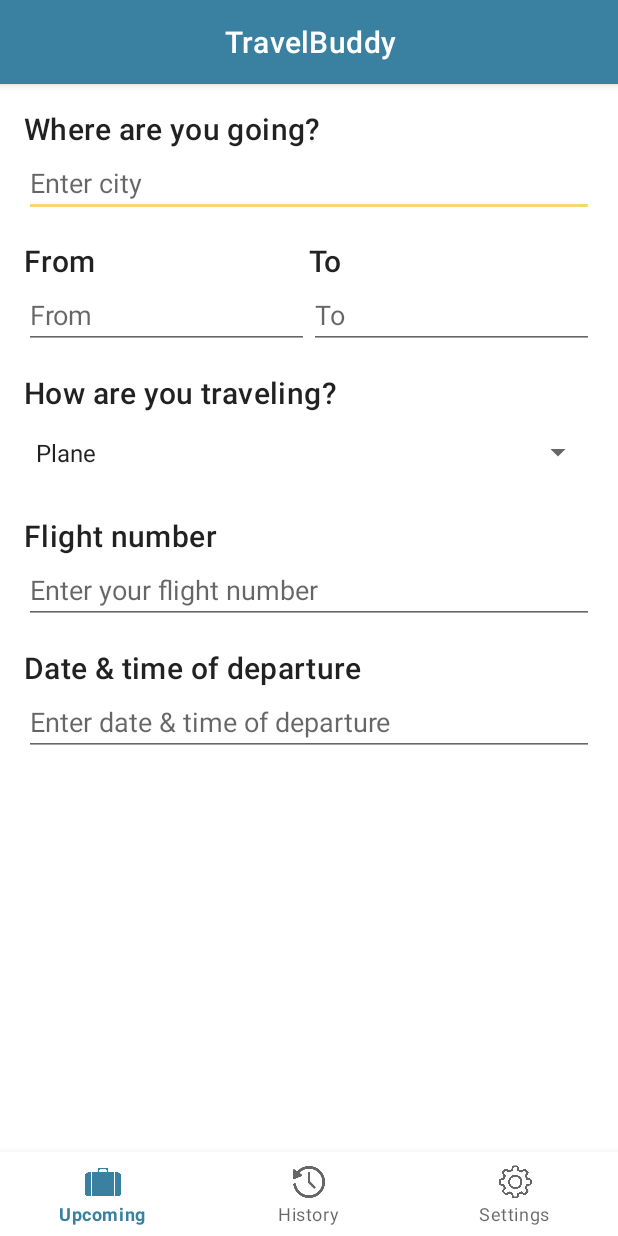
After one commit to florgiorgi/PAM, an Android app: the layout activity_new_trip.xml on its own in the app's theme, with its tools: preview values and no code run, on a phone screen of 412 x 824 dp. The commit adds this screen. Run offline under Robolectric (Android 15) with nearby library versions, the phone set to English and light mode, and no system bars.

Commit message:
create new trip activity first approach

```diff
--- /dev/null
+++ b/app/src/main/res/layout/activity_new_trip.xml
@@ -0,0 +1,179 @@
+<?xml version="1.0" encoding="utf-8"?>
+<RelativeLayout xmlns:android="http://schemas.android.com/apk/res/android"
+    xmlns:app="http://schemas.android.com/apk/res-auto"
+    xmlns:tools="http://schemas.android.com/tools"
+    android:layout_width="match_parent"
+    android:layout_height="match_parent"
+    android:orientation="vertical"
+    tools:context=".MainActivity">
+
+    <androidx.coordinatorlayout.widget.CoordinatorLayout
+        android:layout_width="match_parent"
+        android:layout_height="match_parent">
+
+        <com.google.android.material.appbar.AppBarLayout
+            android:layout_width="match_parent"
+            android:layout_height="wrap_content">
+
+            <com.google.android.material.appbar.MaterialToolbar
+                android:id="@+id/topAppBar"
+                style="@style/Widget.MaterialComponents.Toolbar.Primary"
+                android:layout_width="match_parent"
+                android:layout_height="?attr/actionBarSize"
+                app:titleMarginStart="150dp"
+                app:title="@string/app_name" />
+
+        </com.google.android.material.appbar.AppBarLayout>
+
+        <!-- Note: A RecyclerView can also be used -->
+        <androidx.core.widget.NestedScrollView
+            android:layout_width="match_parent"
+            android:layout_height="match_parent"
+            app:layout_behavior="@string/appbar_scrolling_view_behavior">
+
+            <LinearLayout
+                android:layout_width="match_parent"
+                android:layout_height="wrap_content"
+                android:orientation="vertical"
+                android:padding="16dp">
+
+
+                <TextView
+                    android:id="@+id/where_are_you_going"
+                    android:layout_width="match_parent"
+                    android:layout_height="wrap_content"
+                    android:text="@string/where_are_you_going"
+                    android:textAppearance="?attr/textAppearanceHeadline6" />
+
+                <EditText
+                    android:id="@+id/where_are_you_going_input"
+                    android:layout_width="match_parent"
+                    android:layout_height="wrap_content"
+                    android:ems="10"
+                    android:inputType="text"
+                    android:importantForAutofill="no"
+                    android:hint="@string/where_are_you_going_hint"/>
+
+                <LinearLayout
+                    android:layout_width="match_parent"
+                    android:layout_height="match_parent"
+                    android:orientation="horizontal"
+                    android:baselineAligned="false">
+
+                    <LinearLayout
+                        android:layout_width="match_parent"
+                        android:layout_height="match_parent"
+                        android:orientation="vertical"
+                        android:layout_weight="0.5">
+
+                        <TextView
+                            android:id="@+id/from"
+                            android:layout_width="match_parent"
+                            android:layout_height="wrap_content"
+                            android:text="@string/from"
+                            android:paddingTop="15dp"
+                            android:textAppearance="?attr/textAppearanceHeadline6" />
+
+                        <EditText
+                            android:id="@+id/from_input"
+                            android:layout_width="match_parent"
+                            android:layout_height="wrap_content"
+                            android:ems="10"
+                            android:inputType="date"
+                            android:importantForAutofill="no"
+                            android:hint="@string/from_hint"/>
+
+
+                    </LinearLayout>
+
+                    <LinearLayout
+                        android:layout_width="match_parent"
+                        android:layout_height="match_parent"
+                        android:orientation="vertical"
+                        android:layout_weight="0.5">
+
+                        <TextView
+                            android:id="@+id/to"
+                            android:layout_width="match_parent"
+                            android:layout_height="wrap_content"
+                            android:text="@string/to"
+                            android:paddingTop="15dp"
+                            android:textAppearance="?attr/textAppearanceHeadline6" />
+
+                        <EditText
+                            android:id="@+id/to_input"
+                            android:layout_width="match_parent"
+                            android:layout_height="wrap_content"
+                            android:ems="10"
+                            android:inputType="date"
+                            android:importantForAutofill="no"
+                            android:hint="@string/to_hint"/>
+                    </LinearLayout>
+
+                </LinearLayout>
+
+                <TextView
+                    android:id="@+id/how_are_you_traveling"
+                    android:layout_width="match_parent"
+                    android:layout_height="wrap_content"
+                    android:text="@string/how_are_you_traveling"
+                    android:paddingTop="15dp"
+                    android:textAppearance="?attr/textAppearanceHeadline6" />
+
+                <Spinner
+                    android:id="@+id/transport_spinner"
+                    android:layout_width="match_parent"
+                    android:layout_height="wrap_content"
+                    android:entries="@array/transport_options"
+                    android:paddingTop="15dp"
+                    android:paddingBottom="15dp"/>
+
+                <TextView
+                    android:id="@+id/flight_number"
+                    android:layout_width="match_parent"
+                    android:layout_height="wrap_content"
+                    android:text="@string/flight_number"
+                    android:paddingTop="15dp"
+                    android:textAppearance="?attr/textAppearanceHeadline6" />
+
+                <EditText
+                    android:id="@+id/flight_number_input"
+                    android:layout_width="match_parent"
+                    android:layout_height="wrap_content"
+                    android:ems="10"
+                    android:inputType="number"
+                    android:importantForAutofill="no"
+                    android:hint="@string/flight_number_hint"/>
+
+                <TextView
+                    android:id="@+id/date_time_of_departure"
+                    android:layout_width="match_parent"
+                    android:layout_height="wrap_content"
+                    android:text="@string/date_time"
+                    android:paddingTop="15dp"
+                    android:textAppearance="?attr/textAppearanceHeadline6" />
+
+                <EditText
+                    android:id="@+id/date_time_of_departure_input"
+                    android:layout_width="match_parent"
+                    android:layout_height="wrap_content"
+                    android:ems="10"
+                    android:inputType="datetime"
+                    android:importantForAutofill="no"
+                    android:hint="@string/date_time_hint"/>
+
+
+            </LinearLayout>
+        </androidx.core.widget.NestedScrollView>
+
+    </androidx.coordinatorlayout.widget.CoordinatorLayout>
+
+    <com.google.android.material.bottomnavigation.BottomNavigationView
+        android:id="@+id/bottom_navigation"
+        android:layout_width="match_parent"
+        android:layout_height="wrap_content"
+        android:layout_alignParentBottom="true"
+        app:menu="@menu/bottom_navigation_menu" >
+
+    </com.google.android.material.bottomnavigation.BottomNavigationView>
+</RelativeLayout>
--- a/app/src/main/res/values/strings.xml
+++ b/app/src/main/res/values/strings.xml
@@ -25,5 +25,24 @@
     <string name="text_label_1">Upcoming</string>
     <string name="text_label_2">History</string>
     <string name="text_label_3">Settings</string>
+    <string name="where_are_you_going">Where are you going?</string>
+    <string name="from">From</string>
+    <string name="to">To</string>
+    <string name="how_are_you_traveling">How are you traveling?</string>
+    <string name="flight_number">Flight number</string>
+    <string name="date_time">Date &amp; time of departure</string>
+    <string name="where_are_you_going_hint">Enter city</string>
+    <string name="from_hint">From</string>
+    <string name="to_hint">To</string>
+    <string name="flight_number_hint">Enter your flight number</string>
+    <string name="date_time_hint">Enter date &amp; time of departure</string>
+
+    <string-array name="transport_options">
+        <item>Plane</item>
+        <item>Bus</item>
+        <item>Train</item>
+        <item>Car</item>
+        <item>Ship</item>
+    </string-array>
 
 </resources>
```
